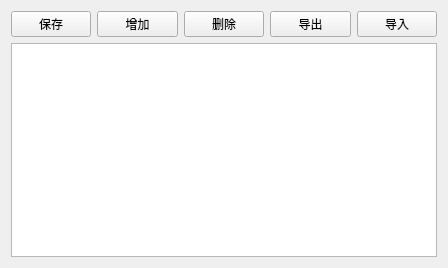
Above: Step7_2.ui from albert2lyu/QualityFunctionDeployment before the change. Below: the same form after it.
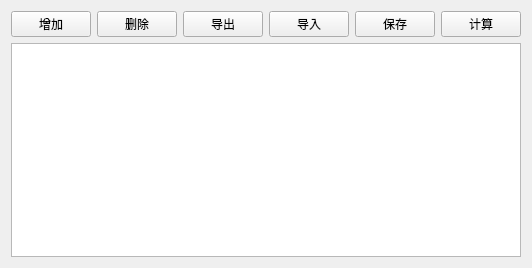
That is the form after the change.

```diff
--- a/Step7_2.ui
+++ b/Step7_2.ui
@@ -16,13 +16,6 @@
   <layout class="QVBoxLayout" name="verticalLayout">
    <item>
     <layout class="QHBoxLayout" name="horizontalLayout">
-     <item>
-      <widget class="QPushButton" name="pushButton_5">
-       <property name="text">
-        <string>保存</string>
-       </property>
-      </widget>
-     </item>
      <item>
       <widget class="QPushButton" name="pushButton">
        <property name="text">
@@ -51,6 +44,20 @@
        </property>
       </widget>
      </item>
+     <item>
+      <widget class="QPushButton" name="pushButton_5">
+       <property name="text">
+        <string>保存</string>
+       </property>
+      </widget>
+     </item>
+     <item>
+      <widget class="QPushButton" name="pushButton_6">
+       <property name="text">
+        <string>计算</string>
+       </property>
+      </widget>
+     </item>
     </layout>
    </item>
    <item>
```
